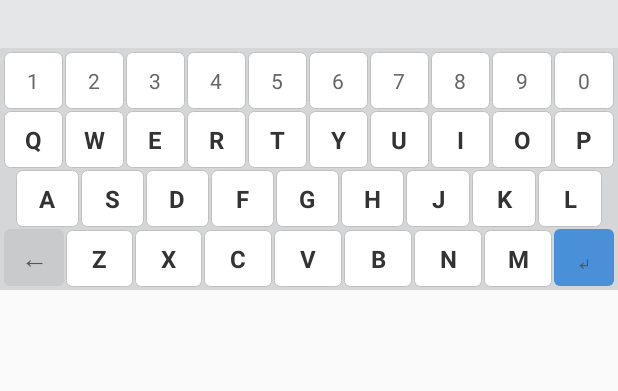
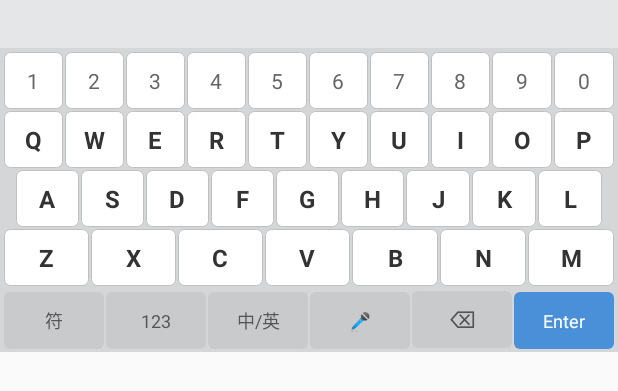
Before and after one commit to forcoder/quick-speech, an Android app built with Jetpack Compose: the layout input_method_view.xml on its own in the app's theme, with its tools: preview values and no code run, on a phone screen of 412 x 824 dp. Shown: the top 391 px of the screen. Run offline under Robolectric (Android 15) with nearby library versions, the light colour scheme and no system bars.

Commit message:
feat: add symbol toggle, language toggle (中/英), voice input key; separate bottom function row

```diff
--- a/android/inputmethod/src/main/res/layout/input_method_view.xml
+++ b/android/inputmethod/src/main/res/layout/input_method_view.xml
@@ -107,18 +107,11 @@
 
         </LinearLayout>
 
-        <!-- 删除 + Z~M + 回车 -->
+        <!-- Z~M 行 -->
         <LinearLayout
             android:layout_width="match_parent"
             android:layout_height="wrap_content"
             android:orientation="horizontal">
-
-            <TextView
-                android:id="@+id/key_backspace"
-                style="@style/WubiKey.Func"
-                android:layout_width="40dp"
-                android:layout_weight="0"
-                android:text="←" />
 
             <TextView android:id="@+id/key_z" style="@style/WubiKey" android:text="Z" />
             <TextView android:id="@+id/key_x" style="@style/WubiKey" android:text="X" />
@@ -128,13 +121,70 @@
             <TextView android:id="@+id/key_n" style="@style/WubiKey" android:text="N" />
             <TextView android:id="@+id/key_m" style="@style/WubiKey" android:text="M" />
 
+        </LinearLayout>
+
+        <!-- 功能切换行：符号 | 123 | 中/英 | 语音 | 删除 | 回车 -->
+        <LinearLayout
+            android:layout_width="match_parent"
+            android:layout_height="wrap_content"
+            android:orientation="horizontal"
+            android:layout_marginTop="2dp">
+
+            <!-- 符号切换 -->
+            <TextView
+                android:id="@+id/key_symbol"
+                style="@style/WubiKey.Func"
+                android:layout_width="0dp"
+                android:layout_weight="1"
+                android:textSize="12sp"
+                android:text="符" />
+
+            <!-- 数字/字母切换 -->
+            <TextView
+                android:id="@+id/key_toggle_num"
+                style="@style/WubiKey.Func"
+                android:layout_width="0dp"
+                android:layout_weight="1"
+                android:textSize="12sp"
+                android:text="123" />
+
+            <!-- 中英文切换 -->
+            <TextView
+                android:id="@+id/key_toggle_lang"
+                style="@style/WubiKey.Func"
+                android:layout_width="0dp"
+                android:layout_weight="1"
+                android:textSize="12sp"
+                android:text="中/英" />
+
+            <!-- 语音输入 -->
+            <TextView
+                android:id="@+id/key_voice"
+                style="@style/WubiKey.Func"
+                android:layout_width="0dp"
+                android:layout_weight="1"
+                android:textSize="12sp"
+                android:text="🎤" />
+
+            <!-- 删除 -->
+            <TextView
+                android:id="@+id/key_backspace"
+                style="@style/WubiKey.Func"
+                android:layout_width="0dp"
+                android:layout_weight="1"
+                android:textSize="16sp"
+                android:text="⌫" />
+
+            <!-- 回车 -->
             <TextView
                 android:id="@+id/key_enter"
                 style="@style/WubiKey.Func"
-                android:layout_width="40dp"
-                android:layout_weight="0"
+                android:layout_width="0dp"
+                android:layout_weight="1"
                 android:background="@drawable/btn_enter_key_bg"
-                android:text="↵" />
+                android:textColor="#FFFFFF"
+                android:textSize="12sp"
+                android:text="Enter" />
 
         </LinearLayout>
 
```
Also changed, not shown: android/inputmethod/src/main/java/com/quickspeech/input/QuickSpeechInputMethodService.kt (+91 -6 lines), 1 other file.
